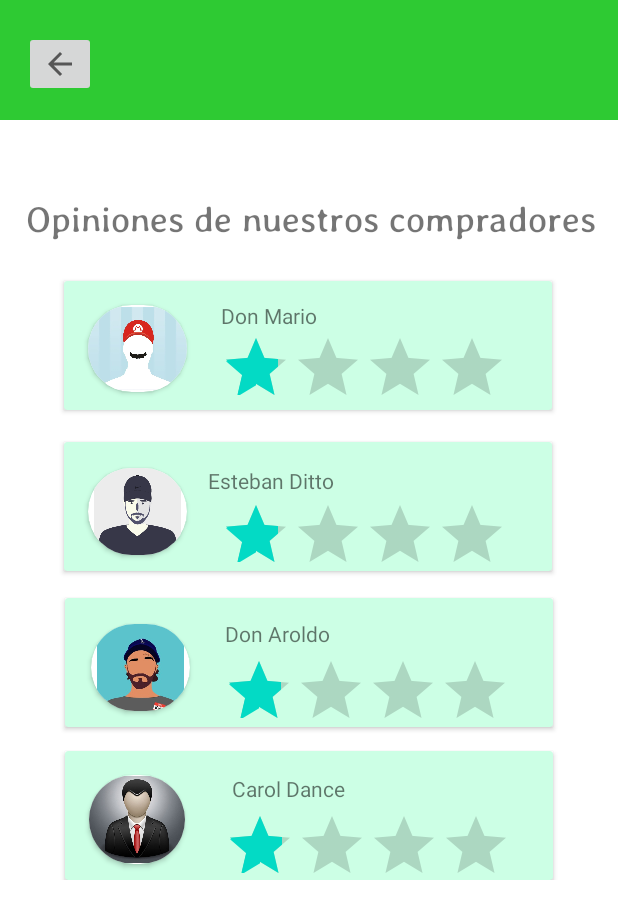
After one commit to Eduardo-Ordenes/AppSupermercado, an Android app: the layout activity_shipping_opinions_view.xml on its own in the app's theme, with its tools: preview values and no code run, on a phone screen of 412 x 824 dp. The commit adds this screen. Shown: the top 919 px of the screen. Run offline under Robolectric (Android 15) with nearby library versions, the phone set to English and light mode, and no system bars.

Commit message:
"V1.6.0 - ShippingOpinions view added"

```diff
--- a/app/build.gradle
+++ b/app/build.gradle
@@ -32,6 +32,7 @@ dependencies {
     implementation 'androidx.appcompat:appcompat:1.5.0'
     implementation 'com.google.android.material:material:1.6.1'
     implementation 'androidx.constraintlayout:constraintlayout:2.1.4'
+    implementation 'androidx.cardview:cardview:1.0.0'
     testImplementation 'junit:junit:4.13.2'
     androidTestImplementation 'androidx.test.ext:junit:1.1.3'
     androidTestImplementation 'androidx.test.espresso:espresso-core:3.4.0'
--- /dev/null
+++ b/app/src/main/res/layout/activity_shipping_opinions_view.xml
@@ -0,0 +1,321 @@
+<?xml version="1.0" encoding="utf-8"?>
+<LinearLayout xmlns:android="http://schemas.android.com/apk/res/android"
+    xmlns:app="http://schemas.android.com/apk/res-auto"
+    xmlns:tools="http://schemas.android.com/tools"
+    android:orientation="vertical"
+    android:layout_width="match_parent"
+    android:layout_height="match_parent">
+
+    <LinearLayout
+        android:layout_width="match_parent"
+        android:layout_height="80sp"
+        android:background="@color/light_green"
+        android:orientation="vertical">
+
+        <androidx.constraintlayout.widget.ConstraintLayout
+            android:layout_width="match_parent"
+            android:layout_height="match_parent">
+
+            <ImageButton
+                android:id="@+id/imageButton"
+                android:layout_width="wrap_content"
+                android:layout_height="wrap_content"
+                android:layout_marginStart="16dp"
+                android:layout_marginTop="21dp"
+                android:layout_marginBottom="16dp"
+                app:layout_constraintBottom_toBottomOf="parent"
+                app:layout_constraintStart_toStartOf="parent"
+                app:layout_constraintTop_toTopOf="parent"
+                app:srcCompat="?attr/actionModeCloseDrawable"
+                tools:ignore="TouchTargetSizeCheck,SpeakableTextPresentCheck" />
+        </androidx.constraintlayout.widget.ConstraintLayout>
+    </LinearLayout>
+
+    <LinearLayout
+        android:layout_width="match_parent"
+        android:layout_height="match_parent"
+        android:orientation="vertical">
+
+
+        <androidx.constraintlayout.widget.ConstraintLayout
+            android:layout_width="match_parent"
+            android:layout_height="600dp"
+            android:translationY="10sp">
+
+            <ScrollView
+                android:layout_width="match_parent"
+                android:layout_height="598dp"
+                android:layout_marginTop="1dp"
+                app:layout_constraintEnd_toEndOf="parent"
+                app:layout_constraintStart_toStartOf="parent"
+                app:layout_constraintTop_toTopOf="parent">
+
+                <androidx.constraintlayout.widget.ConstraintLayout
+                    android:layout_width="match_parent"
+                    android:layout_height="match_parent">
+
+                    <TextView
+                        android:id="@+id/textView26"
+                        android:layout_width="wrap_content"
+                        android:layout_height="wrap_content"
+                        android:layout_marginStart="16dp"
+                        android:layout_marginTop="40dp"
+                        android:layout_marginEnd="13dp"
+                        android:fontFamily="@font/averia_libre"
+                        android:text="Opiniones de nuestros compradores"
+                        android:textSize="24sp"
+                        app:layout_constraintEnd_toEndOf="parent"
+                        app:layout_constraintStart_toStartOf="parent"
+                        app:layout_constraintTop_toTopOf="parent" />
+
+                    <androidx.cardview.widget.CardView
+                        android:backgroundTint="@color/light_blue"
+                        android:layout_width="325dp"
+                        android:layout_height="86dp"
+                        android:layout_marginStart="43dp"
+                        android:layout_marginTop="307dp"
+                        android:layout_marginEnd="43dp"
+                        app:layout_constraintEnd_toEndOf="parent"
+                        app:layout_constraintStart_toStartOf="parent"
+                        app:layout_constraintTop_toTopOf="parent">
+
+                        <androidx.constraintlayout.widget.ConstraintLayout
+                            android:layout_width="match_parent"
+                            android:layout_height="match_parent">
+
+                            <androidx.cardview.widget.CardView
+                                android:layout_width="66dp"
+                                android:layout_height="58dp"
+                                android:layout_marginStart="17dp"
+                                android:layout_marginTop="17dp"
+                                android:layout_marginBottom="11dp"
+                                app:cardCornerRadius="50dp"
+                                app:layout_constraintBottom_toBottomOf="parent"
+                                app:layout_constraintStart_toStartOf="parent"
+                                app:layout_constraintTop_toTopOf="parent">
+
+                                <ImageView
+                                    android:id="@+id/imageView23"
+                                    android:layout_width="wrap_content"
+                                    android:layout_height="wrap_content"
+                                    app:srcCompat="@drawable/perfil3" />
+                            </androidx.cardview.widget.CardView>
+
+                            <TextView
+                                android:id="@+id/textView29"
+                                android:layout_width="wrap_content"
+                                android:layout_height="wrap_content"
+                                android:layout_marginStart="107dp"
+                                android:layout_marginTop="14dp"
+                                android:layout_marginEnd="149dp"
+                                android:text="Don Aroldo"
+                                app:layout_constraintEnd_toEndOf="parent"
+                                app:layout_constraintStart_toStartOf="parent"
+                                app:layout_constraintTop_toTopOf="parent" />
+
+                            <RatingBar
+                                android:id="@+id/ratingBar4"
+                                android:layout_width="192dp"
+                                android:layout_height="42dp"
+                                android:layout_marginStart="105dp"
+                                android:layout_marginTop="38dp"
+                                android:layout_marginEnd="28dp"
+                                android:rating="1"
+                                app:layout_constraintEnd_toEndOf="parent"
+                                app:layout_constraintStart_toStartOf="parent"
+                                app:layout_constraintTop_toTopOf="parent"
+                                tools:ignore="SpeakableTextPresentCheck,SpeakableTextPresentCheck" />
+
+                        </androidx.constraintlayout.widget.ConstraintLayout>
+                    </androidx.cardview.widget.CardView>
+
+                    <androidx.cardview.widget.CardView
+                        android:backgroundTint="@color/light_blue"
+                        android:layout_width="325dp"
+                        android:layout_height="86dp"
+                        android:layout_marginStart="42dp"
+                        android:layout_marginTop="203dp"
+                        android:layout_marginEnd="44dp"
+                        app:layout_constraintEnd_toEndOf="parent"
+                        app:layout_constraintStart_toStartOf="parent"
+                        app:layout_constraintTop_toTopOf="parent">
+
+                        <androidx.constraintlayout.widget.ConstraintLayout
+                            android:layout_width="match_parent"
+                            android:layout_height="match_parent">
+
+                            <androidx.cardview.widget.CardView
+                                android:layout_width="66dp"
+                                android:layout_height="58dp"
+                                android:layout_marginStart="16dp"
+                                android:layout_marginTop="17dp"
+                                android:layout_marginBottom="11dp"
+                                app:cardCornerRadius="50dp"
+                                app:layout_constraintBottom_toBottomOf="parent"
+                                app:layout_constraintStart_toStartOf="parent"
+                                app:layout_constraintTop_toTopOf="parent">
+
+                                <ImageView
+                                    android:id="@+id/imageView22"
+                                    android:layout_width="wrap_content"
+                                    android:layout_height="wrap_content"
+                                    app:srcCompat="@drawable/perfil2" />
+                            </androidx.cardview.widget.CardView>
+
+                            <TextView
+                                android:id="@+id/textView28"
+                                android:layout_width="wrap_content"
+                                android:layout_height="wrap_content"
+                                android:layout_marginStart="96dp"
+                                android:layout_marginTop="16dp"
+                                android:layout_marginEnd="145dp"
+                                android:text="Esteban Ditto"
+                                app:layout_constraintEnd_toEndOf="parent"
+                                app:layout_constraintStart_toStartOf="parent"
+                                app:layout_constraintTop_toTopOf="parent" />
+
+                            <RatingBar
+                                android:id="@+id/ratingBar3"
+                                android:layout_width="192dp"
+                                android:layout_height="42dp"
+                                android:layout_marginStart="104dp"
+                                android:layout_marginTop="38dp"
+                                android:layout_marginEnd="29dp"
+                                android:rating="1"
+                                app:layout_constraintEnd_toEndOf="parent"
+                                app:layout_constraintStart_toStartOf="parent"
+                                app:layout_constraintTop_toTopOf="parent"
+                                tools:ignore="SpeakableTextPresentCheck" />
+
+                        </androidx.constraintlayout.widget.ConstraintLayout>
+                    </androidx.cardview.widget.CardView>
+
+                    <androidx.cardview.widget.CardView
+                        android:backgroundTint="@color/light_blue"
+                        android:layout_width="325dp"
+                        android:layout_height="86dp"
+                        android:layout_marginStart="42dp"
+                        android:layout_marginTop="96dp"
+                        android:layout_marginEnd="44dp"
+                        app:layout_constraintEnd_toEndOf="parent"
+                        app:layout_constraintStart_toStartOf="parent"
+                        app:layout_constraintTop_toTopOf="parent">
+
+                        <androidx.constraintlayout.widget.ConstraintLayout
+                            android:layout_width="match_parent"
+                            android:layout_height="match_parent">
+
+                            <androidx.cardview.widget.CardView
+                                android:layout_width="66dp"
+                                android:layout_height="58dp"
+                                android:layout_marginStart="16dp"
+                                android:layout_marginTop="16dp"
+                                android:layout_marginBottom="12dp"
+                                app:cardCornerRadius="50dp"
+                                app:layout_constraintBottom_toBottomOf="parent"
+                                app:layout_constraintStart_toStartOf="parent"
+                                app:layout_constraintTop_toTopOf="parent">
+
+                                <ImageView
+                                    android:id="@+id/imageView11"
+                                    android:layout_width="wrap_content"
+                                    android:layout_height="wrap_content"
+                                    app:srcCompat="@drawable/perfil1" />
+                            </androidx.cardview.widget.CardView>
+
+                            <TextView
+                                android:id="@+id/textView27"
+                                android:layout_width="wrap_content"
+                                android:layout_height="wrap_content"
+                                android:layout_marginStart="107dp"
+                                android:layout_marginTop="13dp"
+                                android:layout_marginEnd="160dp"
+                                android:text="Don Mario"
+                                app:layout_constraintEnd_toEndOf="parent"
+                                app:layout_constraintStart_toStartOf="parent"
+                                app:layout_constraintTop_toTopOf="parent" />
+
+                            <RatingBar
+                                android:id="@+id/ratingBar2"
+                                android:layout_width="192dp"
+                                android:layout_height="42dp"
+                                android:layout_marginStart="104dp"
+                                android:layout_marginTop="34dp"
+                                android:layout_marginEnd="29dp"
+                                android:rating="1"
+                                app:layout_constraintEnd_toEndOf="parent"
+                                app:layout_constraintStart_toStartOf="parent"
+                                app:layout_constraintTop_toTopOf="parent"
+                                tools:ignore="SpeakableTextPresentCheck" />
+
+                        </androidx.constraintlayout.widget.ConstraintLayout>
+
+                    </androidx.cardview.widget.CardView>
+
+                    <androidx.cardview.widget.CardView
+                        android:backgroundTint="@color/light_blue"
+                        android:layout_width="325dp"
+                        android:layout_height="86dp"
+                        android:layout_marginStart="43dp"
+                        android:layout_marginTop="409dp"
+                        android:layout_marginEnd="43dp"
+                        app:layout_constraintEnd_toEndOf="parent"
+                        app:layout_constraintStart_toStartOf="parent"
+                        app:layout_constraintTop_toTopOf="parent">
+
+                        <androidx.constraintlayout.widget.ConstraintLayout
+                            android:layout_width="match_parent"
+                            android:layout_height="match_parent">
+
+                            <androidx.cardview.widget.CardView
+                                android:layout_width="64dp"
+                                android:layout_height="59dp"
+                                android:layout_marginStart="16dp"
+                                android:layout_marginTop="16dp"
+                                android:layout_marginBottom="11dp"
+                                app:cardCornerRadius="50dp"
+                                app:layout_constraintBottom_toBottomOf="parent"
+                                app:layout_constraintStart_toStartOf="parent"
+                                app:layout_constraintTop_toTopOf="parent">
+
+                                <ImageView
+                                    android:id="@+id/imageView15"
+                                    android:layout_width="wrap_content"
+                                    android:layout_height="wrap_content"
+                                    app:srcCompat="@drawable/perfil4" />
+                            </androidx.cardview.widget.CardView>
+
+                            <TextView
+                                android:id="@+id/textView30"
+                                android:layout_width="wrap_content"
+                                android:layout_height="wrap_content"
+                                android:layout_marginStart="111dp"
+                                android:layout_marginTop="15dp"
+                                android:layout_marginEnd="139dp"
+                                android:text="Carol Dance"
+                                app:layout_constraintEnd_toEndOf="parent"
+                                app:layout_constraintStart_toStartOf="parent"
+                                app:layout_constraintTop_toTopOf="parent" />
+
+                            <RatingBar
+                                android:id="@+id/ratingBar5"
+                                android:layout_width="192dp"
+                                android:layout_height="42dp"
+                                android:layout_marginStart="106dp"
+                                android:layout_marginTop="39dp"
+                                android:layout_marginEnd="27dp"
+                                android:rating="1"
+                                app:layout_constraintEnd_toEndOf="parent"
+                                app:layout_constraintStart_toStartOf="parent"
+                                app:layout_constraintTop_toTopOf="parent"
+                                tools:ignore="SpeakableTextPresentCheck" />
+                        </androidx.constraintlayout.widget.ConstraintLayout>
+                    </androidx.cardview.widget.CardView>
+
+                </androidx.constraintlayout.widget.ConstraintLayout>
+            </ScrollView>
+        </androidx.constraintlayout.widget.ConstraintLayout>
+    </LinearLayout>
+
+
+</LinearLayout>
--- a/app/src/main/res/layout/activity_shipping_rating_view.xml
+++ b/app/src/main/res/layout/activity_shipping_rating_view.xml
@@ -18,7 +18,6 @@
 
             <ImageButton
                 android:id="@+id/imageButton"
-                android:backgroundTint="@color/forest_green"
                 android:layout_width="wrap_content"
                 android:layout_height="wrap_content"
                 android:layout_marginStart="16dp"
--- a/app/src/main/res/values/colors.xml
+++ b/app/src/main/res/values/colors.xml
@@ -12,4 +12,5 @@
     <color name="light_green">#2ECA33</color>
     <color name="card_green">#CCFF9E</color>
     <color name="fosfo_green">#B5FF33</color>
+    <color name="light_blue">#CCFFE5</color>
 </resources>
```
Also changed, not shown: app/src/main/res/drawable-v24/perfil1.jpg (added), app/src/main/res/drawable-v24/perfil2.png (added), app/src/main/res/drawable-v24/perfil3.jpg (added), app/src/main/res/drawable-v24/perfil4.jpg (added).
